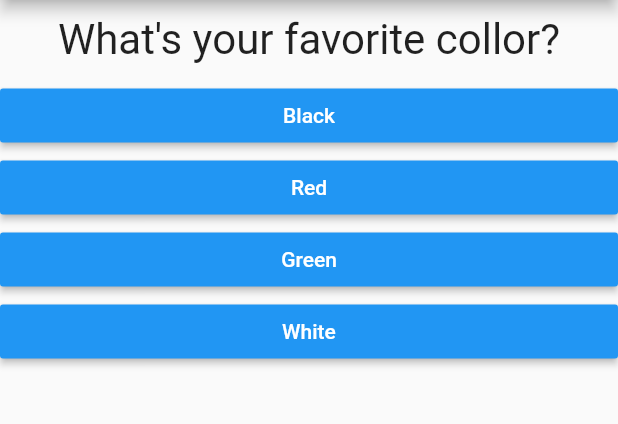
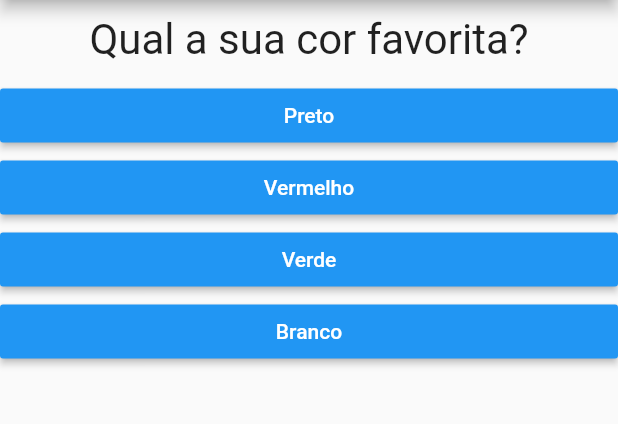
Before and after one commit to ManoelPjr/flutterplayground, a Flutter app: the screen it shows after launch, on a phone screen of 412 x 824 dp, the part 84-508 px from its top. Run offline on Flutter 3.47's test engine with Material 2 defaults, Android fonts, the phone set to English and light mode, and no system bars.

Commit message:
Strings in portuguese

```diff
--- a/flutter_complete_guide/lib/main.dart
+++ b/flutter_complete_guide/lib/main.dart
@@ -15,25 +15,25 @@ class MyApp extends StatefulWidget {
 class _MyAppState extends State<MyApp> {
   static const _questions = const [
     {
-      'questionText': 'What\'s your favorite collor?',
+      'questionText': 'Qual a sua cor favorita?',
       'answer': [
-        {'text': 'Black', 'score': 10},
-        {'text': 'Red', 'score': 5},
-        {'text': 'Green', 'score': 3},
-        {'text': 'White', 'score': 1},
+        {'text': 'Preto', 'score': 10},
+        {'text': 'Vermelho', 'score': 5},
+        {'text': 'Verde', 'score': 3},
+        {'text': 'Branco', 'score': 1},
       ],
     },
     {
-      'questionText': 'What\'s your favorite animal?',
+      'questionText': 'Qual o seu animal favorito?',
       'answer': [
-        {'text': 'Rabbit', 'score': 3},
-        {'text': 'Snake', 'score': 11},
-        {'text': 'Elephant', 'score': 5},
-        {'text': 'Lion', 'score': 9},
+        {'text': 'Coelho', 'score': 3},
+        {'text': 'Cobra', 'score': 11},
+        {'text': 'Elefante', 'score': 5},
+        {'text': 'Leão', 'score': 9},
       ],
     },
     {
-      'questionText': 'Who\'s your favorite instructor?',
+      'questionText': 'Qual o seu instrutor favorito!!!',
       'answer': [
         {'text': 'Manoel', 'score': 1},
         {'text': 'Manoel', 'score': 1},
--- a/flutter_complete_guide/lib/result.dart
+++ b/flutter_complete_guide/lib/result.dart
@@ -10,13 +10,13 @@ class Result extends StatelessWidget {
     //var resultText = 'You did it!'; not good pratice
     String resultText;
     if (resultScore <= 8) {
-      resultText = 'You are awesome and innocent!';
+      resultText = 'Você é incrível e inocente!';
     } else if (resultScore <= 12) {
-      resultText = 'Pretty likeable!';
+      resultText = 'Bastante simpático!';
     } else if (resultScore <= 16) {
-      resultText = 'You are ... strange?!';
+      resultText = 'Você é... estranho?!';
     } else {
-      resultText = 'You are so bad!';
+      resultText = 'Tu és tão mau!';
     }
     return resultText;
   }
```
